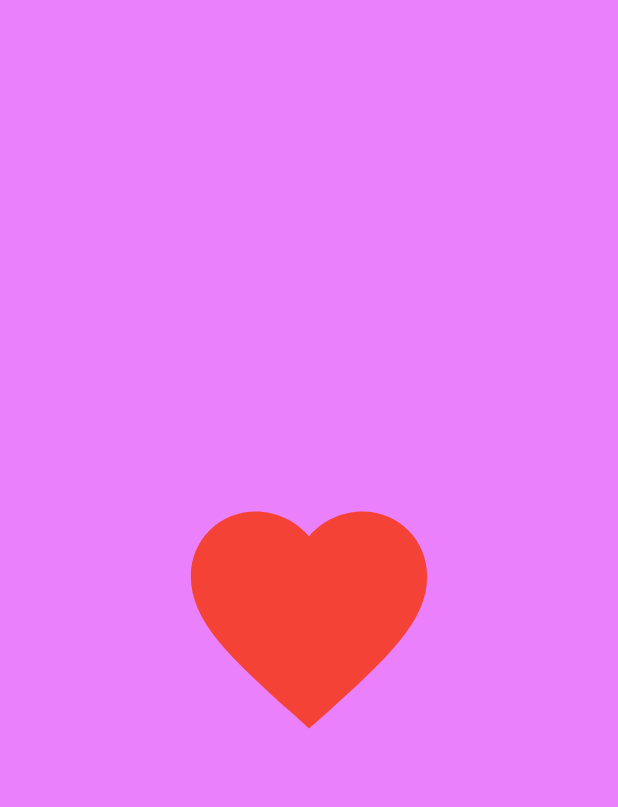
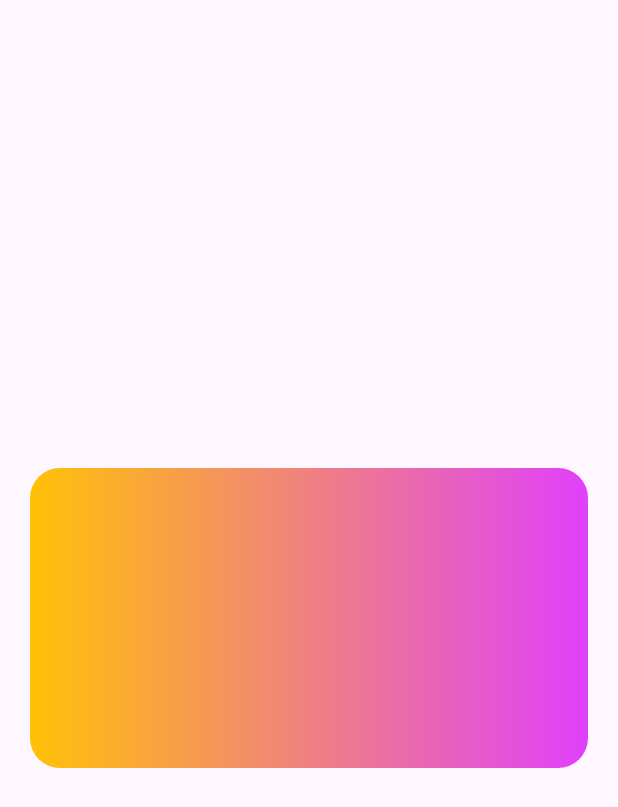
Before and after one commit to Mirzaazmath/flutter_animation_samples, a Flutter app: the screen it shows after launch, on a phone screen of 412 x 824 dp. Shown: the top 807 px of the screen. Run offline on Flutter 3.47's test engine with Material 3 defaults, Android fonts, the phone set to English and light mode, and no system bars.

Commit message:
added sample 6

```diff
--- a/lib/main.dart
+++ b/lib/main.dart
@@ -2,6 +2,7 @@ import 'package:animation_sample/samples/sample1.dart';
 import 'package:animation_sample/samples/sample2.dart';
 import 'package:animation_sample/samples/sample3.dart';
 import 'package:animation_sample/samples/sample5.dart';
+import 'package:animation_sample/samples/sample6.dart';
 import 'package:animation_sample/samples/smaple4.dart';
 import 'package:flutter/material.dart';
 
@@ -14,6 +15,6 @@ class MyApp extends StatelessWidget {
 
   @override
   Widget build(BuildContext context) {
-    return MaterialApp(home: Sample5());
+    return MaterialApp(home: Sample6());
   }
 }
--- /dev/null
+++ b/lib/samples/sample6.dart
@@ -0,0 +1,68 @@
+import 'dart:math';
+import 'package:flutter/material.dart';
+
+class Sample6 extends StatefulWidget {
+  const Sample6({super.key});
+
+  @override
+  State<Sample6> createState() => _Sample6State();
+}
+
+class _Sample6State extends State<Sample6> with SingleTickerProviderStateMixin {
+  late AnimationController controller;
+  late Animation<double> rotate;
+  @override
+  void initState() {
+    controller = AnimationController(
+      vsync: this,
+      duration: Duration(milliseconds: 1000),
+    );
+
+    rotate = Tween<double>(
+      begin: 0,
+      end: pi
+    ).animate(controller);
+    super.initState();
+  }
+
+  @override
+  Widget build(BuildContext context) {
+    return Scaffold(
+      body: Center(
+        child: AnimatedBuilder(
+          animation: controller,
+          builder: (_, child) {
+            return Transform(
+              alignment: Alignment.center,
+              // Here just change the rotateY.rotateX,rotateZ for different Result
+              transform: Matrix4.identity()
+                ..setEntry(3, 2, 0.001)
+                ..rotateY(rotate.value),
+              child: child,
+            );
+          },
+          child: GestureDetector(
+            onTap: () {
+              if (controller.isCompleted) {
+                controller.reverse();
+              } else {
+                controller.forward();
+              }
+            },
+            child: Container(
+              height: 200,
+              width: double.infinity,
+              margin: EdgeInsets.symmetric(horizontal: 20),
+              decoration: BoxDecoration(
+                borderRadius: BorderRadius.circular(20),
+                gradient: LinearGradient(
+                  colors: [Colors.amber, Colors.purpleAccent],
+                ),
+              ),
+            ),
+          ),
+        ),
+      ),
+    );
+  }
+}
```
Also changed, not shown: output/output6.gif (added).
